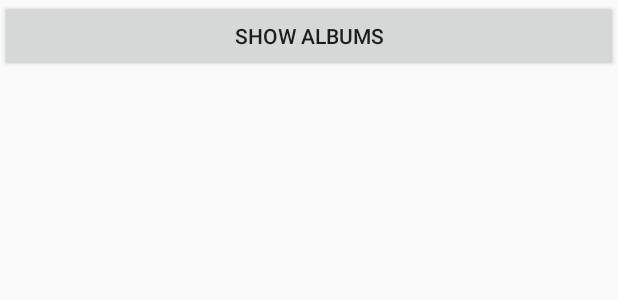
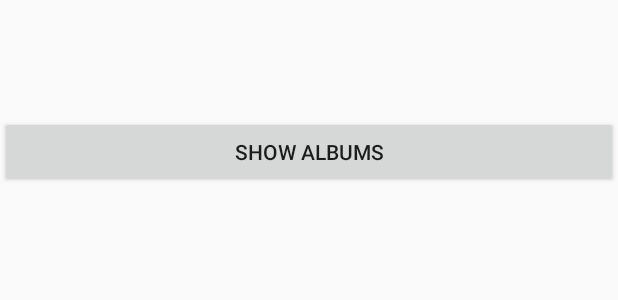
Before and after one commit to IamCostello/ING-Mobile-app-project, an Android app: the layout fragment_user_info.xml on its own in the app's theme, with its tools: preview values and no code run, on a phone screen of 412 x 824 dp. Shown: the top 300 px of the screen. Run offline under Robolectric (Android 15) with nearby library versions, the phone set to English and light mode, and no system bars.

Commit message:
User click listener fix

```diff
--- a/app/src/main/java/com/example/kotlinpostapi/network/PostApiService.kt
+++ b/app/src/main/java/com/example/kotlinpostapi/network/PostApiService.kt
@@ -23,7 +23,7 @@ interface PostApiService {
     fun albums(): Deferred<List<Album>>
 
     @GET("/users/{userId}/albums")
-    suspend fun getAlbumData(@Path("albumId") id: Int): Deferred<Album>
+    fun getAlbumData(@Path("albumId") id: Int): Deferred<Album>
 
     @GET("/photos")
     fun photos(): Deferred<List<Photo>>
--- a/app/src/main/java/com/example/kotlinpostapi/views/PhotoList.kt
+++ b/app/src/main/java/com/example/kotlinpostapi/views/PhotoList.kt
@@ -32,7 +32,7 @@ class PhotoList : Fragment() {
         setupRecyclerView()
         observeLiveData()
       //  getAlbum(args.albumId)
-TODO("wrócić tutaj i ogarnąć zdjęcia")
+        //TODO wrócić tutaj i ogarnąć zdjęcia
         return binding.root
     }
 
--- a/app/src/main/java/com/example/kotlinpostapi/views/UserInfo.kt
+++ b/app/src/main/java/com/example/kotlinpostapi/views/UserInfo.kt
@@ -13,7 +13,6 @@ import com.example.kotlinpostapi.databinding.FragmentUserInfoBinding
 import org.koin.androidx.viewmodel.ext.android.viewModel
 import androidx.navigation.fragment.findNavController
 import com.example.kotlinpostapi.Navigation
-import kotlinx.android.synthetic.main.fragment_user_info.*
 
 class UserInfo : Fragment(), Navigation.OnAlbumClickListener {
     private val userViewModel: UserViewModel by viewModel()
@@ -21,15 +20,13 @@ class UserInfo : Fragment(), Navigation.OnAlbumClickListener {
     private lateinit var userData: User
     val args: UserInfoArgs by navArgs()
 
-    private lateinit var onAlbumClickListener: Navigation.OnAlbumClickListener
-
     override fun onCreateView(inflater: LayoutInflater, container: ViewGroup?, savedInstanceState: Bundle?): View? {
         binding = FragmentUserInfoBinding.inflate(inflater, container, false)
 
         observeLiveData()
         getUserData(args.userId)
 
-        show_albums_button.setOnClickListener{onAlbumClickListener.onAlbumClick(userData.id)}
+        binding.showAlbumsButton.setOnClickListener(View.OnClickListener { onAlbumClick(userData.id) })
 
         return binding.root
     }
--- a/app/src/main/res/layout/fragment_user_info.xml
+++ b/app/src/main/res/layout/fragment_user_info.xml
@@ -49,6 +49,7 @@
             android:id="@+id/show_albums_button"
             android:layout_width="match_parent"
             android:layout_height="wrap_content"
+            app:layout_constraintTop_toBottomOf="@+id/userEmail"
             android:text="Show albums"
             tools:layout_editor_absoluteX="-16dp"
             tools:layout_editor_absoluteY="330dp" />
```
